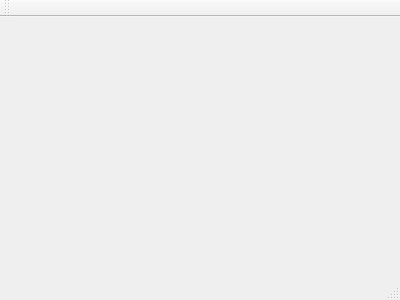
kasprus/zpr_game, file app_clients/mainwindow.ui: the form before one commit.
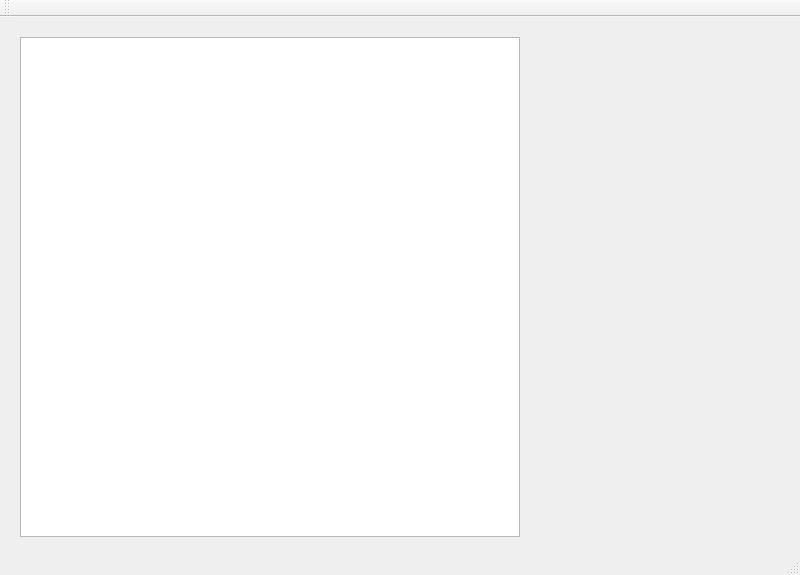
The form after the commit.

The edit to the form file:
```diff
--- a/app_clients/mainwindow.ui
+++ b/app_clients/mainwindow.ui
@@ -1,24 +1,56 @@
 <ui version="4.0">
  <class>MainWindow</class>
- <widget class="QMainWindow" name="MainWindow" >
-  <property name="geometry" >
+ <widget class="QMainWindow" name="MainWindow">
+  <property name="geometry">
    <rect>
     <x>0</x>
     <y>0</y>
-    <width>400</width>
-    <height>300</height>
+    <width>800</width>
+    <height>575</height>
    </rect>
   </property>
   <property name="windowTitle" >
    <string>MainWindow</string>
   </property>
-  <widget class="QMenuBar" name="menuBar" />
-  <widget class="QToolBar" name="mainToolBar" />
-  <widget class="QWidget" name="centralWidget" />
-  <widget class="QStatusBar" name="statusBar" />
+  <widget class="QWidget" name="centralWidget">
+   <widget class="QGraphicsView" name="graphicsView">
+    <property name="geometry">
+     <rect>
+      <x>20</x>
+      <y>20</y>
+      <width>500</width>
+      <height>500</height>
+     </rect>
+    </property>
+    <property name="sizePolicy">
+     <sizepolicy hsizetype="Fixed" vsizetype="Fixed">
+      <horstretch>0</horstretch>
+      <verstretch>0</verstretch>
+     </sizepolicy>
+    </property>
+   </widget>
+  </widget>
+  <widget class="QMenuBar" name="menuBar">
+   <property name="geometry">
+    <rect>
+     <x>0</x>
+     <y>0</y>
+     <width>800</width>
+     <height>22</height>
+    </rect>
+   </property>
+  </widget>
+  <widget class="QToolBar" name="mainToolBar">
+   <attribute name="toolBarArea">
+    <enum>TopToolBarArea</enum>
+   </attribute>
+   <attribute name="toolBarBreak">
+    <bool>false</bool>
+   </attribute>
+  </widget>
+  <widget class="QStatusBar" name="statusBar"/>
  </widget>
- <layoutDefault spacing="6" margin="11" />
- <pixmapfunction></pixmapfunction>
+ <layoutdefault spacing="6" margin="11"/>
  <resources/>
  <connections/>
 </ui>
```
Left out of the diff: 3 changed lines with no effect on the pictures.
